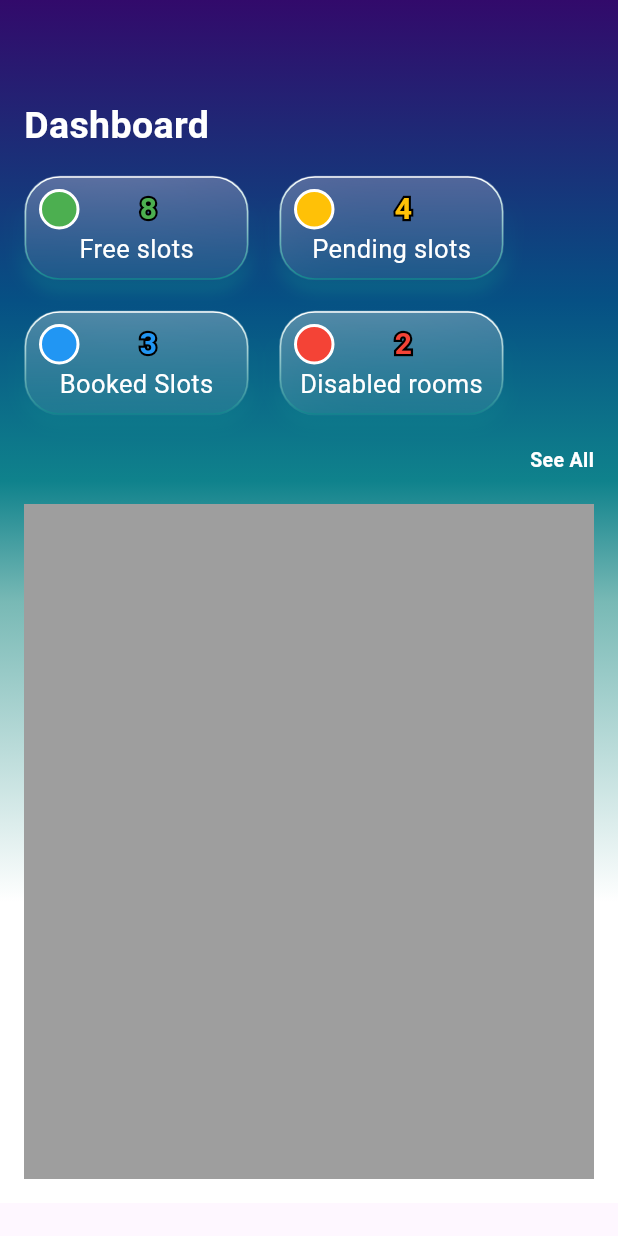
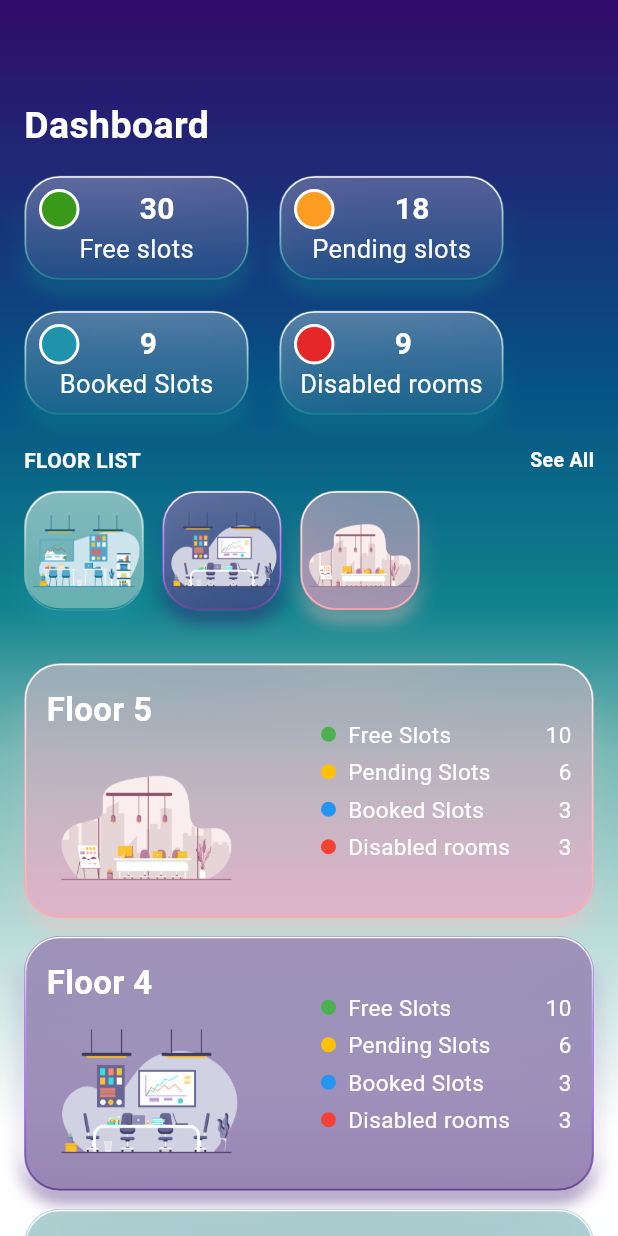
Before and after one commit to Pattaphon-sr/room_reservation_system_app, a Flutter app: the screen it shows after launch, on a phone screen of 412 x 824 dp. Run offline on Flutter 3.47's test engine with Material 3 defaults, Android fonts, the light colour scheme and no system bars.

Commit message:
Fix font color, slots and dashboard staff page

```diff
--- a/lib/features/approver/dashboard_approver.dart
+++ b/lib/features/approver/dashboard_approver.dart
@@ -74,28 +74,13 @@ class _DashboardApproverState extends State<DashboardApprover> {
                   ),
                 ),
                 const SizedBox(width: 40),
-                Stack(
-                  children: [
                 Text(
                   count,
                   style: TextStyle(
                     fontSize: 20,
-                        fontWeight: FontWeight.bold,
-                        foreground: Paint()
-                          ..style = PaintingStyle.stroke
-                          ..strokeWidth = 3
-                          ..color = Colors.black,
-                      ),
-                    ),
-                    Text(
-                      count,
-                      style: TextStyle(
-                        fontSize: 20,
-                        color: color,
+                    color: Colors.white,
                     fontWeight: FontWeight.bold,
                   ),
-                    ),
-                  ],
                 ),
               ],
             ),
@@ -145,10 +130,10 @@ class _DashboardApproverState extends State<DashboardApprover> {
                 spacing: 20,
                 runSpacing: 20,
                 children: [
-                  _buildStatCard(Colors.green, '8', 'Free slots'),
-                  _buildStatCard(Colors.amber, '4', 'Pending slots'),
-                  _buildStatCard(Colors.blue, '3', 'Booked Slots'),
-                  _buildStatCard(Colors.red, '2', 'Disabled rooms'),
+                  _buildStatCard(AppColors.success, '30', 'Free slots'),
+                  _buildStatCard(AppColors.warning, '18', 'Pending slots'),
+                  _buildStatCard(AppColors.primary, '9', 'Booked Slots'),
+                  _buildStatCard(AppColors.danger, '9', 'Disabled rooms'),
                 ],
               ),
               const SizedBox(height: 15),
--- a/lib/features/staff/dashboard_staff.dart
+++ b/lib/features/staff/dashboard_staff.dart
@@ -31,38 +31,153 @@ class _DashboardStaffState extends State<DashboardStaff> {
                   ),
                 ),
                 const SizedBox(width: 40),
-                Stack(
-                  children: [
                 Text(
                   count,
                   style: TextStyle(
                     fontSize: 20,
-                        fontWeight: FontWeight.bold,
-                        foreground: Paint()
-                          ..style = PaintingStyle.stroke
-                          ..strokeWidth = 3
-                          ..color = Colors.black,
-                      ),
-                    ),
-                    Text(
-                      count,
-                      style: TextStyle(
-                        fontSize: 20,
-                        color: color,
+                    color: Colors.white,
                     fontWeight: FontWeight.bold,
                   ),
                 ),
               ],
             ),
+            const SizedBox(width: 40),
+            Text(label, style: TextStyle(fontSize: 17, color: Colors.white)),
           ],
         ),
-            const SizedBox(width: 40),
+      ),
+    );
+  }
+
+  final List<Map<String, dynamic>> floorData = const [
+    {
+      'title': 'Floor 3',
+      'asset': 'assets/images/Photoroom_Floor3.png',
+      'panel': PanelPresets.sky,
+    },
+    {
+      'title': 'Floor 4',
+      'asset': 'assets/images/Photoroom_Floor4.png',
+      'panel': PanelPresets.purple,
+    },
+    {
+      'title': 'Floor 5',
+      'asset': 'assets/images/Photoroom_Floor5.png',
+      'panel': PanelPresets.pink,
+    },
+  ];
+
+  Widget _buildFloorCard(
+    String title,
+    String imageAsset,
+    Widget Function({
+      required double width,
+      required double height,
+      required Widget child,
+    })
+    panelBuilder,
+  ) {
+    return panelBuilder(
+      width: 80,
+      height: 80,
+      child: Center(
+        child: Image.asset(
+          imageAsset,
+          height: 60,
+          fit: BoxFit.cover,
+          errorBuilder: (context, error, stackTrace) =>
+              const Icon(Icons.apartment, color: Colors.white, size: 20),
+        ),
+      ),
+    );
+  }
+
+  Widget _buildStatusRow(Color color, String label, String count) {
+    return Padding(
+      padding: const EdgeInsets.symmetric(vertical: 2.0),
+      child: Row(
+        mainAxisAlignment: MainAxisAlignment.spaceBetween,
+        children: [
+          Row(
+            children: [
+              Container(
+                width: 10,
+                height: 10,
+                decoration: BoxDecoration(color: color, shape: BoxShape.circle),
+              ),
+              const SizedBox(width: 8),
               Text(
                 label,
-              style: TextStyle(
-                fontSize: 17,
+                style: const TextStyle(color: Colors.white, fontSize: 15),
+              ),
+            ],
+          ),
+          Text(
+            count,
+            style: const TextStyle(color: Colors.white, fontSize: 15),
+          ),
+        ],
+      ),
+    );
+  }
+
+  Widget _buildFloorPanel(
+    String title,
+    String imageAsset,
+    Widget Function({
+      required double width,
+      required double height,
+      required Widget child,
+    })
+    panelBuilder,
+  ) {
+    return panelBuilder(
+      width: double.infinity,
+      height: 170,
+      child: Padding(
+        padding: const EdgeInsets.all(15),
+        child: Row(
+          children: [
+            Expanded(
+              flex:2,
+              child: Column(
+                crossAxisAlignment: CrossAxisAlignment.start,
+                mainAxisAlignment: MainAxisAlignment.center,
+                children: [
+                  Text(
+                    title,
+                    style: const TextStyle(
+                      fontSize: 22,
                       color: Colors.white,
-                // fontWeight: FontWeight.bold,
+                      fontWeight: FontWeight.bold,
+                    ),
+                  ),
+                  const SizedBox(height: 8),
+                  Image.asset(
+                    imageAsset,
+                    fit: BoxFit.contain,
+                    height: 100,
+                    errorBuilder: (context, error, stackTrace) => const Icon(
+                      Icons.image_not_supported,
+                      color: Colors.white,
+                      size: 50,
+                    ),
+                  ),
+                ],
+              ),
+            ),
+            const SizedBox(width: 16),
+            Expanded(
+              flex: 2,
+              child: Column(
+                crossAxisAlignment: CrossAxisAlignment.start,
+                mainAxisAlignment: MainAxisAlignment.center,
+                children: [
+                  _buildStatusRow(Colors.green, "Free Slots", "10"),
+                  _buildStatusRow(Colors.amber, "Pending Slots", "6"),
+                  _buildStatusRow(Colors.blue, "Booked Slots", "3"),
+                  _buildStatusRow(Colors.red, "Disabled rooms", "3"),
+                ],
               ),
             ),
           ],
@@ -84,12 +199,12 @@ class _DashboardStaffState extends State<DashboardStaff> {
               stops: AppColorStops.primaryStop5C,
             ),
           ),
-        padding: EdgeInsetsGeometry.all(16),
+          padding: const EdgeInsets.all(16), // Use const here
           child: Column(
             crossAxisAlignment: CrossAxisAlignment.start,
             children: [
               const SizedBox(height: 50),
-            Text(
+              const Text(
                 'Dashboard',
                 style: TextStyle(
                   fontSize: 25,
@@ -102,16 +217,27 @@ class _DashboardStaffState extends State<DashboardStaff> {
                 spacing: 20,
                 runSpacing: 20,
                 children: [
-                _buildStatCard(Colors.green, '8', 'Free slots'),
-                _buildStatCard(Colors.amber, '4', 'Pending slots'),
-                _buildStatCard(Colors.blue, '3', 'Booked Slots'),
-                _buildStatCard(Colors.red, '2', 'Disabled rooms'),
+                  _buildStatCard(AppColors.success, '30', 'Free slots'),
+                  _buildStatCard(AppColors.warning, '18', 'Pending slots'),
+                  _buildStatCard(AppColors.primary, '9', 'Booked Slots'),
+                  _buildStatCard(AppColors.danger, '9', 'Disabled rooms'),
                 ],
               ),
-            SizedBox(height: 20),
+              const SizedBox(height: 20),
+              Column(
+                crossAxisAlignment: CrossAxisAlignment.start,
+                children: [
                   Row(
-              mainAxisAlignment: MainAxisAlignment.end,
+                    mainAxisAlignment: MainAxisAlignment.spaceBetween,
                     children: const [
+                      Text(
+                        "FLOOR LIST",
+                        style: TextStyle(
+                          color: Colors.white,
+                          fontSize: 14,
+                          fontWeight: FontWeight.bold,
+                        ),
+                      ),
                       Text(
                         "See All",
                         style: TextStyle(
@@ -122,20 +248,49 @@ class _DashboardStaffState extends State<DashboardStaff> {
                       ),
                     ],
                   ),
-            SizedBox(height: 20),
-            Column(
-              children: [
-                Container(
-                  color: Colors.grey,
-                  width: double.infinity,
-                  height: 450,
+                  const SizedBox(height: 10),
+                  SizedBox(
+                    height: 80,
+                    child: ListView.separated(
+                      scrollDirection: Axis.horizontal,
+                      itemCount: floorData.length,
+                      separatorBuilder: (context, index) =>
+                          const SizedBox(width: 12),
+                      itemBuilder: (context, index) {
+                        final floor = floorData[index];
+                        return _buildFloorCard(
+                          floor['title'] as String,
+                          floor['asset'] as String,
+                          floor['panel']
+                              as Widget Function({
+                                required double width,
+                                required double height,
+                                required Widget child,
+                              }),
+                        );
+                      },
+                    ),
                   ),
                 ],
               ),
+              const SizedBox(height: 35),
+              for (var floor in floorData.reversed.toList()) ...[
+                _buildFloorPanel(
+                  floor['title'] as String,
+                  floor['asset'] as String,
+                  floor['panel']
+                      as Widget Function({
+                        required double width,
+                        required double height,
+                        required Widget child,
+                      }),
+                ),
+                const SizedBox(height: 12),
+              ],
             ],
           ),
         ),
-      )
+      ),
     );
   }
 }
```
Also changed, not shown: lib/features/user/dashboard_user.dart (line endings or trailing spaces). Lines whose indentation alone changed are shown as unchanged.
